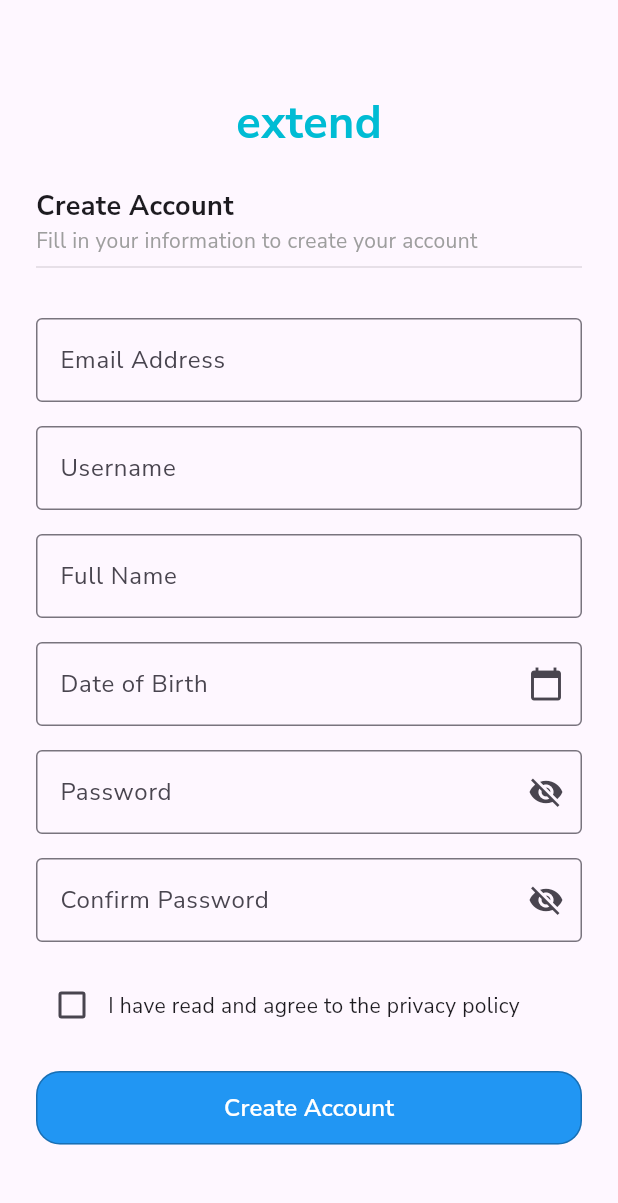
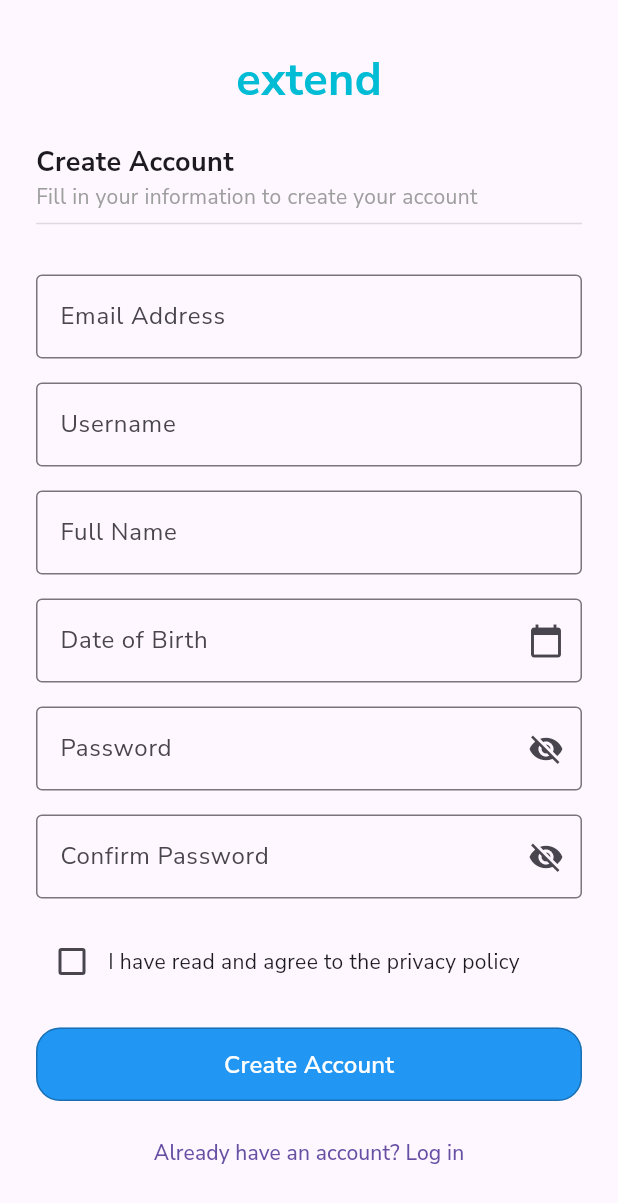
Before and after one commit to 015th/HCI-Project, a Flutter app: the RegisterScreen screen opened by its route, on a phone screen of 412 x 824 dp. Shown: the top 1203 px of the screen. Run offline on Flutter 3.47's test engine with Material 3 defaults, Android fonts, the phone set to English and light mode, and no system bars; our stand-ins replace cloud_firestore, firebase_auth, firebase_core; accounts and stored records are empty.

Commit message:
register to login button

```diff
--- a/lib/pages/register.dart
+++ b/lib/pages/register.dart
@@ -154,6 +154,19 @@ class _RegisterScreenState extends State<RegisterScreen> {
                     ),
                   ),
                 ),
+
+                 const SizedBox(height: 10),
+
+              // NAVIGATE TO REGISTER (centered)
+              Center(
+                child: TextButton(
+                  onPressed: () {
+                    Navigator.pushNamed(context, '/login');
+                  },
+                  child: const Text("Already have an account? Log in"),
+                ),
+              ),
+
               ],
             ),
           ),
```
